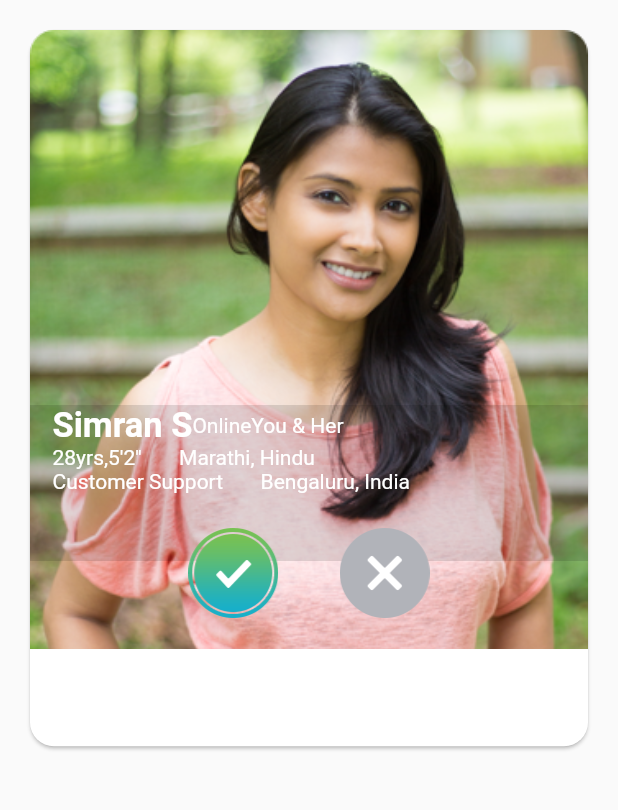
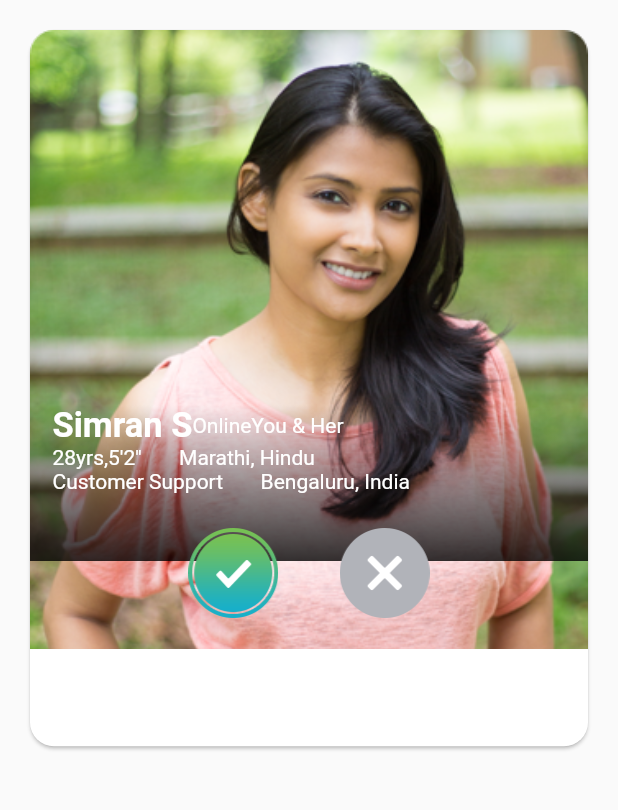
Before and after one commit to CRUSADER1912/flutter_challenge, a Flutter app: the screen it shows after launch, on a phone screen of 412 x 824 dp, the part 84-894 px from its top. Run offline on Flutter 3.47's test engine with Material 2 defaults, Android fonts, the phone set to English and light mode, and no system bars.

Commit message:
Added gradient layer behind profile text

```diff
--- a/lib/profileNamesWidget.dart
+++ b/lib/profileNamesWidget.dart
@@ -4,9 +4,27 @@ class ProfileNames extends StatelessWidget {
   @override
   Widget build(BuildContext context) {
     return new Material(
-      color: Colors.black12,
+      color: Colors.transparent,
+      child: new Container(
+        decoration: new BoxDecoration(
+          gradient: new LinearGradient(
+            // Where the linear gradient begins and ends
+            begin: Alignment.topCenter,
+            end: Alignment.bottomCenter,
+            // Add one stop for each color.
+            // Stops should increase
+            // from 0 to 1
+//            stops: [0.1, 0.5, 0.7, 0.9],
+            colors: [
+              // Colors are easy thanks to Flutter's
+              // Colors class.
+              const Color(0x00000000),
+              const Color(0xcc000000),
+            ],
+          ),
+        ),
         child: new Padding(
-        padding: const EdgeInsets.fromLTRB(15.0,0.0,15.0,15.0),
+          padding: const EdgeInsets.fromLTRB(15.0, 0.0, 15.0, 15.0),
           child: new Column(
             children: <Widget>[
               new Row(
@@ -64,6 +82,7 @@ class ProfileNames extends StatelessWidget {
             ],
           ),
         ),
+      ),
     );
   }
 }
```
Lines whose indentation alone changed are shown as unchanged.
